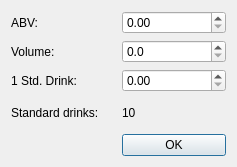
This is ui/standard_drink_calc.ui in minorsecond/BuzzBot as Qt 5 draws it before an edit. The edited form follows.
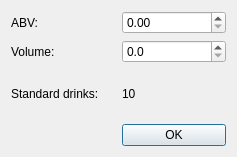
This is the edited form.

Commit message:
Remove references to std. drink input
#412

Patch:
```diff
--- a/ui/standard_drink_calc.ui
+++ b/ui/standard_drink_calc.ui
@@ -7,7 +7,7 @@
     <x>0</x>
     <y>0</y>
     <width>237</width>
-    <height>167</height>
+    <height>157</height>
    </rect>
   </property>
   <property name="windowTitle">
@@ -21,27 +21,17 @@
      </property>
     </widget>
    </item>
-   <item row="0" column="1">
-    <widget class="QDoubleSpinBox" name="abvInput"/>
-   </item>
-   <item row="3" column="0">
-    <widget class="QLabel" name="standardDrinksLabel">
-     <property name="text">
-      <string>Standard drinks:</string>
-     </property>
-    </widget>
-   </item>
-   <item row="4" column="1">
+   <item row="3" column="1">
     <widget class="QPushButton" name="stdDrinkCalcOkButton">
      <property name="text">
       <string>OK</string>
      </property>
     </widget>
    </item>
-   <item row="1" column="1">
-    <widget class="QDoubleSpinBox" name="volumeInput">
-     <property name="decimals">
-      <number>1</number>
+   <item row="2" column="0">
+    <widget class="QLabel" name="standardDrinksLabel">
+     <property name="text">
+      <string>Standard drinks:</string>
      </property>
     </widget>
    </item>
@@ -52,23 +42,23 @@
      </property>
     </widget>
    </item>
-   <item row="3" column="1">
+   <item row="0" column="1">
+    <widget class="QDoubleSpinBox" name="abvInput"/>
+   </item>
+   <item row="2" column="1">
     <widget class="QLabel" name="standardDrinksOutput">
      <property name="text">
       <string>10</string>
      </property>
     </widget>
    </item>
-   <item row="2" column="0">
-    <widget class="QLabel" name="stdDrinkLabel">
-     <property name="text">
-      <string>1 Std. Drink:</string>
+   <item row="1" column="1">
+    <widget class="QDoubleSpinBox" name="volumeInput">
+     <property name="decimals">
+      <number>1</number>
      </property>
     </widget>
    </item>
-   <item row="2" column="1">
-    <widget class="QDoubleSpinBox" name="stdDrinkInput"/>
-   </item>
   </layout>
  </widget>
  <resources/>
```
The commit also changes 2 other files.
